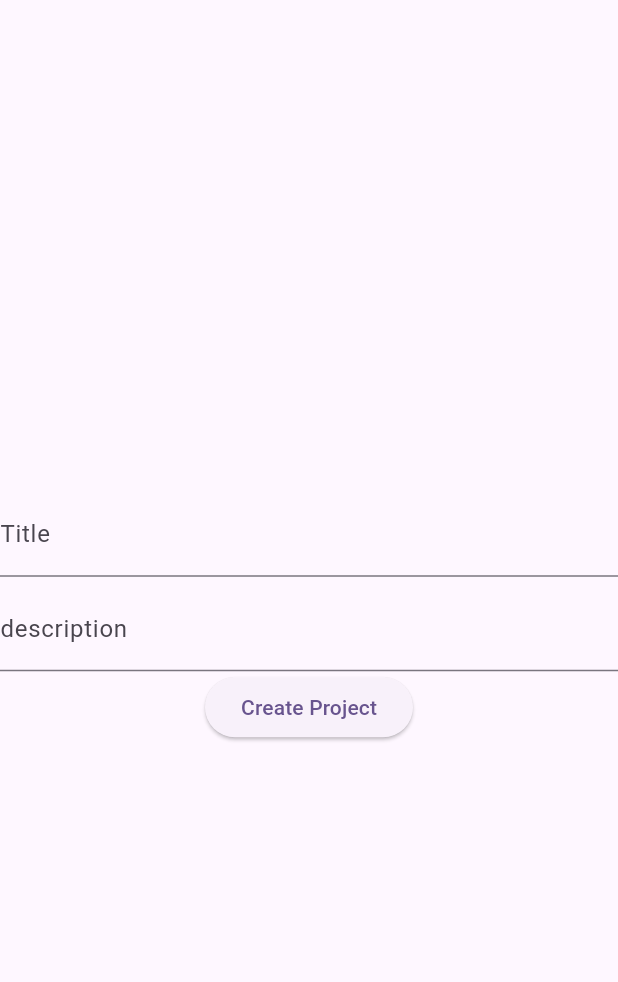
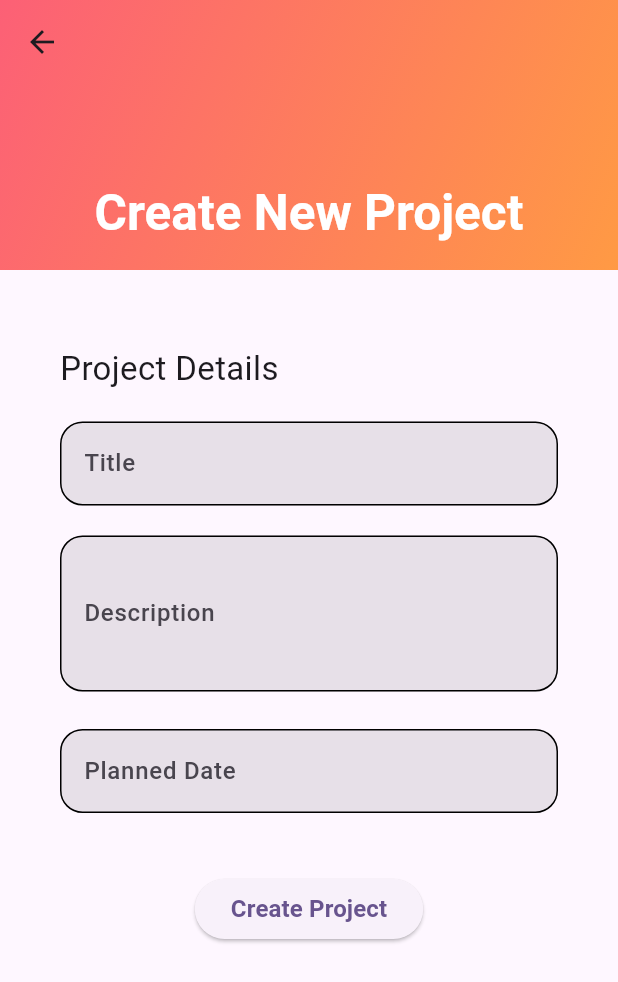
Before and after one commit to mohsinkhan117/TODO-App, a Flutter app: the CreateTodoProject screen opened directly, on a phone screen of 412 x 824 dp. Shown: the top 982 px of the screen. Run offline on Flutter 3.47's test engine with Material 3 defaults, Android fonts, the phone set to English and light mode, and no system bars; our stand-ins replace firebase_core, percent_indicator, sqflite; accounts and stored records are empty.

Commit message:
ToDo tasks and sql table for project creation completed

```diff
--- /dev/null
+++ b/lib/core/theme/app_gradients.dart
@@ -0,0 +1,58 @@
+//lib\core\theme\app_gradients.dart
+
+import 'package:flutter/material.dart';
+
+class AppGradients {
+  static final Map<String, Gradient> gradients = {
+    "sunsetGlow": const LinearGradient(
+      colors: [Color(0xFFfc6076), Color(0xFFff9a44)],
+      begin: Alignment.topLeft,
+      end: Alignment.bottomRight,
+    ),
+    "aquaSplash": const LinearGradient(
+      colors: [Color(0xFF13547a), Color(0xFF80d0c7)],
+      begin: Alignment.topRight,
+      end: Alignment.bottomLeft,
+    ),
+    "cosmicFusion": const LinearGradient(
+      colors: [Color(0xFFff00cc), Color(0xFF333399)],
+      begin: Alignment.topCenter,
+      end: Alignment.bottomCenter,
+    ),
+    "mintyFresh": const LinearGradient(
+      colors: [Color(0xFF00c6fb), Color(0xFF005bea)],
+      begin: Alignment.topLeft,
+      end: Alignment.bottomRight,
+    ),
+    // "tropicalBeach": const LinearGradient(
+    //   colors: [Color(0xFFfddb92), Color(0xFFd1fdff)],
+    //   begin: Alignment.topLeft,
+    //   end: Alignment.bottomRight,
+    // ),
+    "neonDream": const LinearGradient(
+      colors: [Color(0xFFff6a00), Color(0xFFee0979)],
+      begin: Alignment.bottomLeft,
+      end: Alignment.topRight,
+    ),
+    "cyberSky": const LinearGradient(
+      colors: [Color(0xFF00d2ff), Color(0xFF3a7bd5)],
+      begin: Alignment.centerLeft,
+      end: Alignment.centerRight,
+    ),
+    "lavenderBliss": const LinearGradient(
+      colors: [Color(0xFFfbc2eb), Color(0xFFa6c1ee)],
+      begin: Alignment.topLeft,
+      end: Alignment.bottomRight,
+    ),
+    "emeraldWave": const LinearGradient(
+      colors: [Color(0xFF11998e), Color(0xFF38ef7d)],
+      begin: Alignment.topRight,
+      end: Alignment.bottomLeft,
+    ),
+    "volcanoBurst": const LinearGradient(
+      colors: [Color(0xFFfc6076), Color(0xFFff9a44), Color(0xFFef9d43)],
+      begin: Alignment.topCenter,
+      end: Alignment.bottomCenter,
+    ),
+  };
+}
--- /dev/null
+++ b/lib/core/todo_database/todo_database.dart
@@ -0,0 +1,81 @@
+import 'package:flutter/widgets.dart';
+import 'package:sqflite/sqflite.dart';
+import 'package:path/path.dart';
+
+class TodoDatabase {
+  static Database? _database;
+  static const String _dbName = 'todo_projects.db';
+  static const String _tableName = 'projects';
+
+  // Singleton pattern
+  static Future<Database> get database async {
+    if (_database != null) return _database!;
+    _database = await _initDB(_dbName);
+    return _database!;
+  }
+
+  static Future<Database> _initDB(String filePath) async {
+    final dbPath = await getDatabasesPath();
+    final path = join(dbPath, filePath);
+
+    return await openDatabase(path, version: 1, onCreate: _createDB);
+  }
+
+  static Future _createDB(Database db, int version) async {
+    await db.execute('''
+      CREATE TABLE $_tableName (
+        id INTEGER PRIMARY KEY AUTOINCREMENT,
+        title TEXT,
+        description TEXT,
+        plannedDate TEXT,
+        totalTasks INTEGER,
+        completedTasks INTEGER
+      )
+    ''');
+  }
+
+  // Insert project
+  static Future<int> insertProject(Map<String, dynamic> project) async {
+    final db = await database;
+    return await db.insert(_tableName, project);
+  }
+
+  // Get all projects
+  static Future<List<Map<String, dynamic>>> getProjects() async {
+    final db = await database;
+    return await db.query(_tableName);
+  }
+
+  // Delete a single project
+  static Future<int> deleteProject(int id) async {
+    final db = await database;
+    return await db.delete(_tableName, where: 'id = ?', whereArgs: [id]);
+  }
+
+  // Delete ALL projects (but keep database)
+  static Future<void> clearAllProjects() async {
+    final db = await database;
+    await db.delete(_tableName);
+  }
+
+  // Delete the ENTIRE database file
+  static Future<void> deleteDatabaseFile() async {
+    final databasesPath = await getDatabasesPath();
+    final path = join(databasesPath, _dbName);
+
+    // Close before deleting
+    if (_database != null) {
+      await _database!.close();
+      _database = null;
+    }
+
+    await deleteDatabase(path);
+    debugPrint('🗑️ Database "$_dbName" deleted successfully');
+  }
+
+  // Close DB connection
+  static Future close() async {
+    final db = await database;
+    await db.close();
+  }
+}
--- a/lib/main.dart
+++ b/lib/main.dart
@@ -3,6 +3,8 @@ import 'package:provider/provider.dart';
 import 'package:todo_app/ui/todo_project/todo_project.dart';
 import 'package:firebase_core/firebase_core.dart';
 import 'package:todo_app/ui/todo_project/todo_view_model.dart';
+import 'package:todo_app/ui/todo_project_tasks.dart/task_view.dart';
+import 'package:todo_app/ui/todo_project_tasks.dart/task_view_model.dart';
 import 'firebase_options.dart';
 
 void main() async {
@@ -11,9 +13,8 @@ void main() async {
   runApp(
     MultiProvider(
       providers: [
-        ChangeNotifierProvider<TodoViewModel>(
-          create: (context) => TodoViewModel(),
-        ),
+        ChangeNotifierProvider(create: (_) => ProjectViewModel()),
+        ChangeNotifierProvider(create: (_) => TaskViewModel()),
       ],
       child: MyApp(),
     ),
--- a/lib/ui/todo_project/create_todo_project/create_todo_project.dart
+++ b/lib/ui/todo_project/create_todo_project/create_todo_project.dart
@@ -1,7 +1,8 @@
-//lib\ui\todo_project\create_todo_project\create_todo_project.dart
-
+// lib/ui/todo_project/create_todo_project/create_todo_project.dart
+import 'dart:ui';
 import 'package:flutter/material.dart';
 import 'package:provider/provider.dart';
+import 'package:todo_app/core/theme/app_gradients.dart';
 import 'package:todo_app/ui/todo_project/todo_view_model.dart';
 
 class CreateTodoProject extends StatelessWidget {
@@ -9,26 +10,118 @@ class CreateTodoProject extends StatelessWidget {
 
   @override
   Widget build(BuildContext context) {
-    return Consumer<TodoViewModel>(
+    final gradient =
+        AppGradients.gradients.values.first; // Use first gradient by default
+    final screenWidth = MediaQuery.of(context).size.width;
+
+    return Consumer<ProjectViewModel>(
       builder: (context, vm, child) {
         return Scaffold(
-          body: Column(
-            mainAxisAlignment: MainAxisAlignment.center,
+          body: CustomScrollView(
+            slivers: [
+              //==================== App Bar ====================
+              SliverAppBar(
+                expandedHeight: 180.0,
+                floating: true,
+                pinned: true,
+                flexibleSpace: FlexibleSpaceBar(
+                  centerTitle: true,
+                  title: const Text(
+                    'Create New Project',
+                    style: TextStyle(
+                      color: Colors.white,
+                      fontWeight: FontWeight.bold,
+                    ),
+                  ),
+                  background: Container(
+                    decoration: BoxDecoration(gradient: gradient),
+                  ),
+                ),
+              ),
+
+              //==================== Form ====================
+              SliverToBoxAdapter(
+                child: Padding(
+                  padding: const EdgeInsets.symmetric(
+                    horizontal: 20,
+                    vertical: 30,
+                  ),
+                  child: ClipRRect(
+                    borderRadius: BorderRadius.circular(25),
+                    child: BackdropFilter(
+                      filter: ImageFilter.blur(sigmaX: 15, sigmaY: 15),
+                      child: Container(
+                        width: screenWidth * 0.9,
+                        padding: const EdgeInsets.all(20),
+                        decoration: BoxDecoration(
+                          borderRadius: BorderRadius.circular(25),
+                        ),
+                        child: Column(
+                          crossAxisAlignment: CrossAxisAlignment.start,
                           children: [
+                            const Text(
+                              "Project Details",
+                              style: TextStyle(fontSize: 22),
+                            ),
+                            const SizedBox(height: 20),
+
+                            //========= Title Field =========
                             TextFormField(
-                decoration: InputDecoration(label: Text('Title')),
                               controller: vm.titleController,
+                              decoration: _inputDecoration('Title'),
                             ),
-              SizedBox(height: 7),
+                            const SizedBox(height: 20),
+
+                            //========= Description Field =========
                             TextFormField(
-                decoration: InputDecoration(label: Text('description')),
                               controller: vm.descriptionController,
+                              maxLines: 3,
+                              decoration: _inputDecoration('Description'),
                             ),
-              ElevatedButton(
-                onPressed: () {
-                  vm.createProject();
+                            const SizedBox(height: 25),
+
+                            //========= Planned Date =========
+                            TextFormField(
+                              controller: vm.plannedDateController,
+                              readOnly: true,
+                              onTap: () async {
+                                final date = await showDatePicker(
+                                  context: context,
+                                  initialDate: DateTime.now(),
+                                  firstDate: DateTime.now(),
+                                  lastDate: DateTime(2100),
+                                );
+                                if (date != null) {
+                                  vm.setPlannedDate(date);
+                                }
                               },
-                child: Text('Create Project'),
+                              decoration: _inputDecoration('Planned Date'),
+                            ),
+                            const SizedBox(height: 40),
+
+                            //========= Create Button =========
+                            Center(
+                              child: ElevatedButton(
+                                onPressed: () async {
+                                  await vm.createProject();
+                                  Navigator.pop(context);
+                                },
+
+                                child: const Text(
+                                  'Create Project',
+                                  style: TextStyle(
+                                    fontSize: 16,
+                                    fontWeight: FontWeight.bold,
+                                  ),
+                                ),
+                              ),
+                            ),
+                          ],
+                        ),
+                      ),
+                    ),
+                  ),
+                ),
               ),
             ],
           ),
@@ -36,4 +129,18 @@ class CreateTodoProject extends StatelessWidget {
       },
     );
   }
+
+  InputDecoration _inputDecoration(String label) {
+    return InputDecoration(
+      labelText: label,
+      labelStyle: const TextStyle(fontWeight: FontWeight.w500),
+      filled: true,
+      enabledBorder: OutlineInputBorder(
+        borderRadius: BorderRadius.circular(15),
+      ),
+      focusedBorder: OutlineInputBorder(
+        borderRadius: BorderRadius.circular(15),
+      ),
+    );
   }
+}
--- a/lib/ui/todo_project/todo_view_model.dart
+++ b/lib/ui/todo_project/todo_view_model.dart
@@ -1,40 +1,78 @@
 import 'package:flutter/material.dart';
+import 'package:sqflite/sqlite_api.dart';
+import 'package:todo_app/core/todo_database/todo_database.dart';
 
-class TodoViewModel extends ChangeNotifier {
-  final List<Map<String, dynamic>> _projects = [];
+class ProjectViewModel extends ChangeNotifier {
+  List<Map<String, dynamic>> _projects = [];
 
   final titleController = TextEditingController();
   final descriptionController = TextEditingController();
-  final dueDateController = TextEditingController();
+  final plannedDateController = TextEditingController();
 
+  DateTime? selectedPlannedDate;
   List<Map<String, dynamic>> get projects => _projects;
+  //================= Load Projects ==================
+  Future<void> loadProjects() async {
+    _projects = await TodoDatabase.getProjects();
+    notifyListeners();
+  }
 
-  void createProject() {
+  Future<void> createProject() async {
+    try {
       final newProject = {
         'title': titleController.text,
         'description': descriptionController.text,
-      'dueDate': dueDateController.text,
-      'totalTasks': 10, // just an example
-      'completedTasks': 3, // example
+        'plannedDate': plannedDateController.text,
+        'totalTasks': 0,
+        'completedTasks': 0,
       };
 
+      // Insert into database
+      await TodoDatabase.insertProject(newProject);
+
+      // Add to local list for immediate UI update
       _projects.add(newProject);
+
       clearControllers();
+      notifyListeners();
+    } catch (e) {
+      debugPrint("❌ Error creating project: $e");
+    }
+  }
+
+  Future<void> deleteProject(Map<String, dynamic> project) async {
+    if (project.containsKey('id')) {
+      final id = project['id'] as int;
+
+      await TodoDatabase.deleteProject(id);
+
+      _projects.removeWhere((p) => p['id'] == id);
+
+      print('🗑️ Project deleted: $id');
+      print('Remaining Projects: ${_projects.length}');
+
+      notifyListeners();
+    } else {
+      print('⚠️ Cannot delete: Project has no ID.');
+    }
+  }
+
+  // ===================== Set Planned Date =====================
+  void setPlannedDate(DateTime date) {
+    selectedPlannedDate = date;
+    plannedDateController.text = "${date.day}/${date.month}/${date.year}";
     notifyListeners();
   }
 
-  void deleteProject(int index) {
-    if (index >= 0 && index < _projects.length) {
-      _projects.removeAt(index);
-      print('👍 Project Deleted at $index');
-      print('Remaining Projects ${_projects.length}');
+  Future<void> deleteDataBase() async {
+    await TodoDatabase.deleteDatabaseFile();
     notifyListeners();
-    }
   }
 
   void clearControllers() {
     titleController.clear();
     descriptionController.clear();
-    dueDateController.clear();
+
+    plannedDateController.clear();
   }
 }
--- a/pubspec.yaml
+++ b/pubspec.yaml
@@ -15,6 +15,7 @@ dependencies:
   firebase_core: ^4.1.1
   percent_indicator: ^4.2.5
   provider: ^6.1.5+1
+  sqflite: ^2.4.0
 
 dev_dependencies:
   flutter_test:
```
Also changed, not shown: lib/ui/todo_project/todo_project.dart (+44 -15 lines), lib/ui/todo_project_tasks.dart/task_view.dart (added, +106 -0 lines), lib/ui/todo_project_tasks.dart/task_view_model.dart (added, +29 -0 lines), pubspec.lock, 1 other file. Lines whose indentation alone changed are shown as unchanged.
